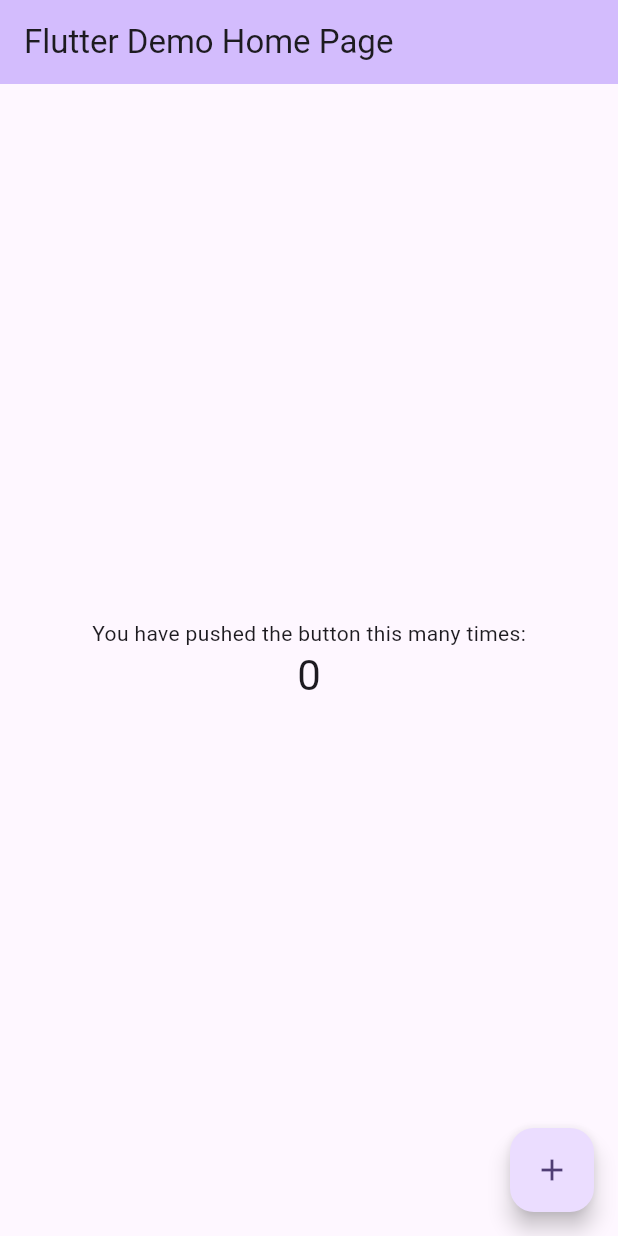
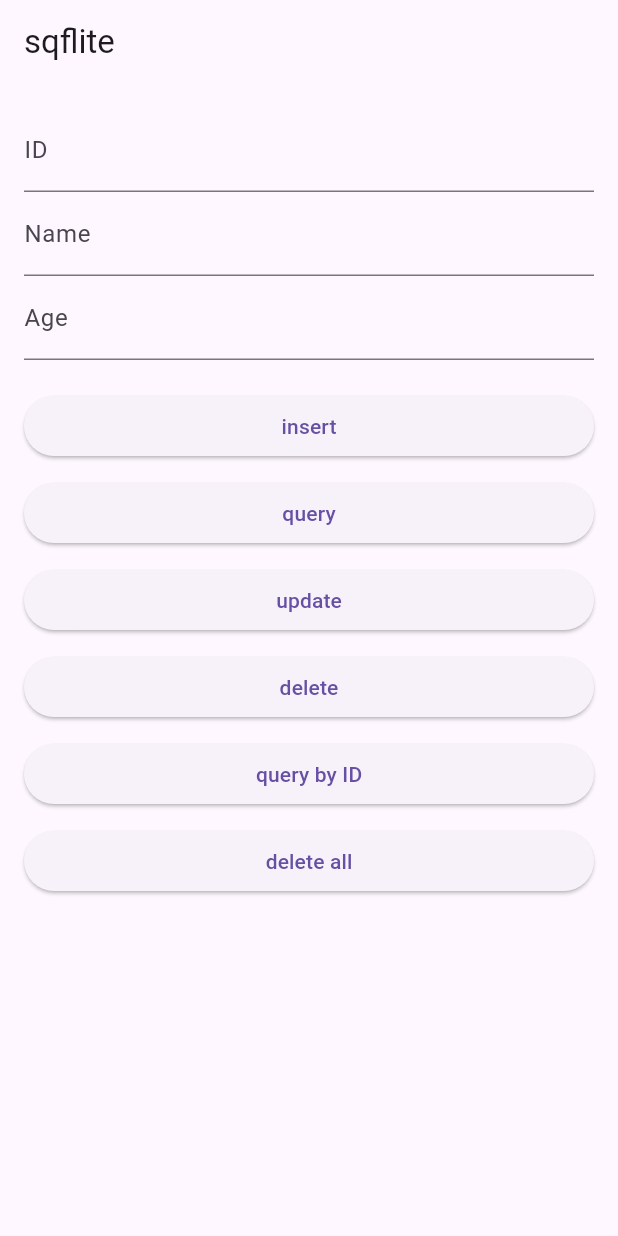
Before and after one commit to bwatts1/manager, a Flutter app: the screen it shows after launch, on a phone screen of 412 x 824 dp. Run offline on Flutter 3.47's test engine with Material 3 defaults, Android fonts, the phone set to English and light mode, and no system bars; our stand-ins replace sqflite; accounts and stored records are empty.

Commit message:
using a previous project as a template for sqflite

```diff
--- /dev/null
+++ b/lib/database_helper.dart
@@ -0,0 +1,91 @@
+import 'package:path/path.dart';
+import 'package:sqflite/sqflite.dart';
+import 'package:path_provider/path_provider.dart';
+
+class DatabaseHelper {
+  static const _databaseName = "MyDatabase.db";
+  static const _databaseVersion = 1;
+
+  static const table = 'my_table';
+  static const columnId = '_id';
+  static const columnName = 'name';
+  static const columnAge = 'age';
+
+  late Database _db;
+
+  // This opens the database (and creates it if it doesn't exist)
+  Future<void> init() async {
+    final documentsDirectory = await getApplicationDocumentsDirectory();
+    final path = join(documentsDirectory.path, _databaseName);
+
+    _db = await openDatabase(
+      path,
+      version: _databaseVersion,
+      onCreate: _onCreate,
+    );
+  }
+
+  // SQL code to create the database table
+  Future _onCreate(Database db, int version) async {
+    await db.execute('''
+      CREATE TABLE $table (
+        $columnId INTEGER PRIMARY KEY,
+        $columnName TEXT NOT NULL,
+        $columnAge INTEGER NOT NULL
+      )
+    ''');
+  }
+
+  // Helper methods
+
+  // Inserts a row in the database where each key in the Map is a column name
+  // and the value is the column value. The return value is the id of the inserted row.
+  Future<int> insert(Map<String, dynamic> row) async {
+    return await _db.insert(table, row);
+  }
+
+  // All of the rows are returned as a list of maps, where each map is a key-value list of columns.
+  Future<List<Map<String, dynamic>>> queryAllRows() async {
+    return await _db.query(table);
+  }
+
+  // All of the methods (insert, query, update, delete) can also be done using raw SQL commands.
+  // This method uses a raw query to give the row count.
+  Future<int> queryRowCount() async {
+    final results = await _db.rawQuery('SELECT COUNT(*) FROM $table');
+    return Sqflite.firstIntValue(results) ?? 0;
+  }
+
+  // We are assuming here that the id column in the map is set. The other column values will be used to update the row.
+  Future<int> update(Map<String, dynamic> row) async {
+    int id = row[columnId];
+    return await _db.update(
+      table,
+      row,
+      where: '$columnId = ?',
+      whereArgs: [id],
+    );
+  }
+
+  // Deletes the row specified by the id. The number of affected rows is returned. This should be 1 as long as the row exists.
+  Future<int> delete(int id) async {
+    return await _db.delete(
+      table,
+      where: '$columnId = ?',
+      whereArgs: [id],
+    );
+  }
+
+  Future<Map<String, dynamic>?> queryById(int id) async {
+    final results = await _db.query(
+      table,
+      where: '$columnId = ?',
+      whereArgs: [id],
+    );
+    return results.isNotEmpty ? results.first : null;
+  }
+
+  Future<int> deleteAll() async {
+    return await _db.delete(table);
+  }
+}
--- a/lib/main.dart
+++ b/lib/main.dart
@@ -1,122 +1,151 @@
 import 'package:flutter/material.dart';
+import 'database_helper.dart';
 
-void main() {
+// Here we are using a global variable. You can use something like
+// get_it in a production app.
+final dbHelper = DatabaseHelper();
+
+Future<void> main() async {
+  WidgetsFlutterBinding.ensureInitialized();
+  // initialize the database
+  await dbHelper.init();
   runApp(const MyApp());
 }
 
 class MyApp extends StatelessWidget {
   const MyApp({super.key});
 
-  // This widget is the root of your application.
   @override
   Widget build(BuildContext context) {
     return MaterialApp(
-      title: 'Flutter Demo',
+      title: 'SQFlite Demo',
       theme: ThemeData(
-        // This is the theme of your application.
-        //
-        // TRY THIS: Try running your application with "flutter run". You'll see
-        // the application has a purple toolbar. Then, without quitting the app,
-        // try changing the seedColor in the colorScheme below to Colors.green
-        // and then invoke "hot reload" (save your changes or press the "hot
-        // reload" button in a Flutter-supported IDE, or press "r" if you used
-        // the command line to start the app).
-        //
-        // Notice that the counter didn't reset back to zero; the application
-        // state is not lost during the reload. To reset the state, use hot
-        // restart instead.
-        //
-        // This works for code too, not just values: Most code changes can be
-        // tested with just a hot reload.
-        colorScheme: ColorScheme.fromSeed(seedColor: Colors.deepPurple),
+        primarySwatch: Colors.blue,
       ),
-      home: const MyHomePage(title: 'Flutter Demo Home Page'),
+      home: const MyHomePage(),
     );
   }
 }
 
 class MyHomePage extends StatefulWidget {
-  const MyHomePage({super.key, required this.title});
-
-  // This widget is the home page of your application. It is stateful, meaning
-  // that it has a State object (defined below) that contains fields that affect
-  // how it looks.
-
-  // This class is the configuration for the state. It holds the values (in this
-  // case the title) provided by the parent (in this case the App widget) and
-  // used by the build method of the State. Fields in a Widget subclass are
-  // always marked "final".
-
-  final String title;
+  const MyHomePage({super.key});
 
   @override
   State<MyHomePage> createState() => _MyHomePageState();
 }
 
 class _MyHomePageState extends State<MyHomePage> {
-  int _counter = 0;
+  final TextEditingController _idController = TextEditingController();
+  final TextEditingController _nameController = TextEditingController();
+  final TextEditingController _ageController = TextEditingController();
 
-  void _incrementCounter() {
-    setState(() {
-      // This call to setState tells the Flutter framework that something has
-      // changed in this State, which causes it to rerun the build method below
-      // so that the display can reflect the updated values. If we changed
-      // _counter without calling setState(), then the build method would not be
-      // called again, and so nothing would appear to happen.
-      _counter++;
-    });
+  void _showAlert(String title, String content) {
+    showDialog(
+      context: context,
+      builder: (_) => AlertDialog(
+        title: Text(title),
+        content: Text(content),
+        actions: [
+          TextButton(onPressed: () => Navigator.pop(context), child: const Text('OK')),
+        ],
+      ),
+    );
+  }
+
+  void _insert() async {
+    Map<String, dynamic> row = {
+      DatabaseHelper.columnName: _nameController.text,
+      DatabaseHelper.columnAge: int.parse(_ageController.text),
+    };
+    final id = await dbHelper.insert(row);
+    debugPrint('inserted row id: $id');
+    _showAlert('Insert', 'Inserted row id: $id');
+  }
+
+  void _query() async {
+    final id = int.parse(_idController.text);
+    final row = await dbHelper.queryById(id);
+    debugPrint('query row: $row');
+    _showAlert('Query', row != null ? row.toString() : 'No row found with ID $id');
+  }
+
+  void _update() async {
+    Map<String, dynamic> row = {
+      DatabaseHelper.columnId: int.parse(_idController.text),
+      DatabaseHelper.columnName: _nameController.text,
+      DatabaseHelper.columnAge: int.parse(_ageController.text),
+    };
+    final rowsAffected = await dbHelper.update(row);
+    debugPrint('updated $rowsAffected row(s)');
+    _showAlert('Update', 'Updated $rowsAffected row(s)');
+  }
+
+  void _delete() async {
+    final id = int.parse(_idController.text);
+    final rowsDeleted = await dbHelper.delete(id);
+    debugPrint('deleted $rowsDeleted row(s): row $id');
+    _showAlert('Delete', 'Deleted $rowsDeleted row(s): row $id');
+  }
+
+  void _queryById() async {
+    final idToQuery = int.parse(_idController.text);
+    final row = await dbHelper.queryById(idToQuery);
+    if (row != null) {
+      debugPrint('Queried row: $row');
+      _showAlert('Queried Row', '''
+ID: ${row[DatabaseHelper.columnId]}
+Name: ${row[DatabaseHelper.columnName]}
+Age: ${row[DatabaseHelper.columnAge]}
+''');
+    } else {
+      debugPrint('No row found with ID $idToQuery');
+      _showAlert('Query by ID', 'No row found with ID $idToQuery');
+    }
+  }
+
+  void _deleteAll() async {
+    final rowsDeleted = await dbHelper.deleteAll();
+    debugPrint('Deleted $rowsDeleted row(s)');
+    _showAlert('Delete All', 'Deleted $rowsDeleted row(s)');
   }
 
   @override
   Widget build(BuildContext context) {
-    // This method is rerun every time setState is called, for instance as done
-    // by the _incrementCounter method above.
-    //
-    // The Flutter framework has been optimized to make rerunning build methods
-    // fast, so that you can just rebuild anything that needs updating rather
-    // than having to individually change instances of widgets.
     return Scaffold(
-      appBar: AppBar(
-        // TRY THIS: Try changing the color here to a specific color (to
-        // Colors.amber, perhaps?) and trigger a hot reload to see the AppBar
-        // change color while the other colors stay the same.
-        backgroundColor: Theme.of(context).colorScheme.inversePrimary,
-        // Here we take the value from the MyHomePage object that was created by
-        // the App.build method, and use it to set our appbar title.
-        title: Text(widget.title),
-      ),
-      body: Center(
-        // Center is a layout widget. It takes a single child and positions it
-        // in the middle of the parent.
-        child: Column(
-          // Column is also a layout widget. It takes a list of children and
-          // arranges them vertically. By default, it sizes itself to fit its
-          // children horizontally, and tries to be as tall as its parent.
-          //
-          // Column has various properties to control how it sizes itself and
-          // how it positions its children. Here we use mainAxisAlignment to
-          // center the children vertically; the main axis here is the vertical
-          // axis because Columns are vertical (the cross axis would be
-          // horizontal).
-          //
-          // TRY THIS: Invoke "debug painting" (choose the "Toggle Debug Paint"
-          // action in the IDE, or press "p" in the console), to see the
-          // wireframe for each widget.
-          mainAxisAlignment: MainAxisAlignment.center,
-          children: <Widget>[
-            const Text('You have pushed the button this many times:'),
-            Text(
-              '$_counter',
-              style: Theme.of(context).textTheme.headlineMedium,
+      appBar: AppBar(title: const Text('sqflite')),
+      body: Padding(
+        padding: const EdgeInsets.all(16.0),
+        child: ListView(
+          children: [
+            TextField(
+              controller: _idController,
+              decoration: const InputDecoration(labelText: 'ID'),
+              keyboardType: TextInputType.number,
             ),
+            TextField(
+              controller: _nameController,
+              decoration: const InputDecoration(labelText: 'Name'),
+            ),
+            TextField(
+              controller: _ageController,
+              decoration: const InputDecoration(labelText: 'Age'),
+              keyboardType: TextInputType.number,
+            ),
+            const SizedBox(height: 20),
+            ElevatedButton(onPressed: _insert, child: const Text('insert')),
+            const SizedBox(height: 10),
+            ElevatedButton(onPressed: _query, child: const Text('query')),
+            const SizedBox(height: 10),
+            ElevatedButton(onPressed: _update, child: const Text('update')),
+            const SizedBox(height: 10),
+            ElevatedButton(onPressed: _delete, child: const Text('delete')),
+            const SizedBox(height: 10),
+            ElevatedButton(onPressed: _queryById, child: const Text('query by ID')),
+            const SizedBox(height: 10),
+            ElevatedButton(onPressed: _deleteAll, child: const Text('delete all')),
           ],
         ),
       ),
-      floatingActionButton: FloatingActionButton(
-        onPressed: _incrementCounter,
-        tooltip: 'Increment',
-        child: const Icon(Icons.add),
-      ), // This trailing comma makes auto-formatting nicer for build methods.
     );
   }
 }
--- a/pubspec.yaml
+++ b/pubspec.yaml
@@ -1,4 +1,4 @@
-name: manager
+name: my_sqflite
 description: "A new Flutter project."
 # The following line prevents the package from being accidentally published to
 # pub.dev using `flutter pub publish`. This is preferred for private packages.
@@ -30,6 +30,9 @@ environment:
 dependencies:
   flutter:
     sdk: flutter
+  sqflite: ^2.2.2
+  path_provider: ^2.0.11
+  path: ^1.8.2
 
   # The following adds the Cupertino Icons font to your application.
   # Use with the CupertinoIcons class for iOS style icons.
```
Also changed, not shown: pubspec.lock, 1 other file.
